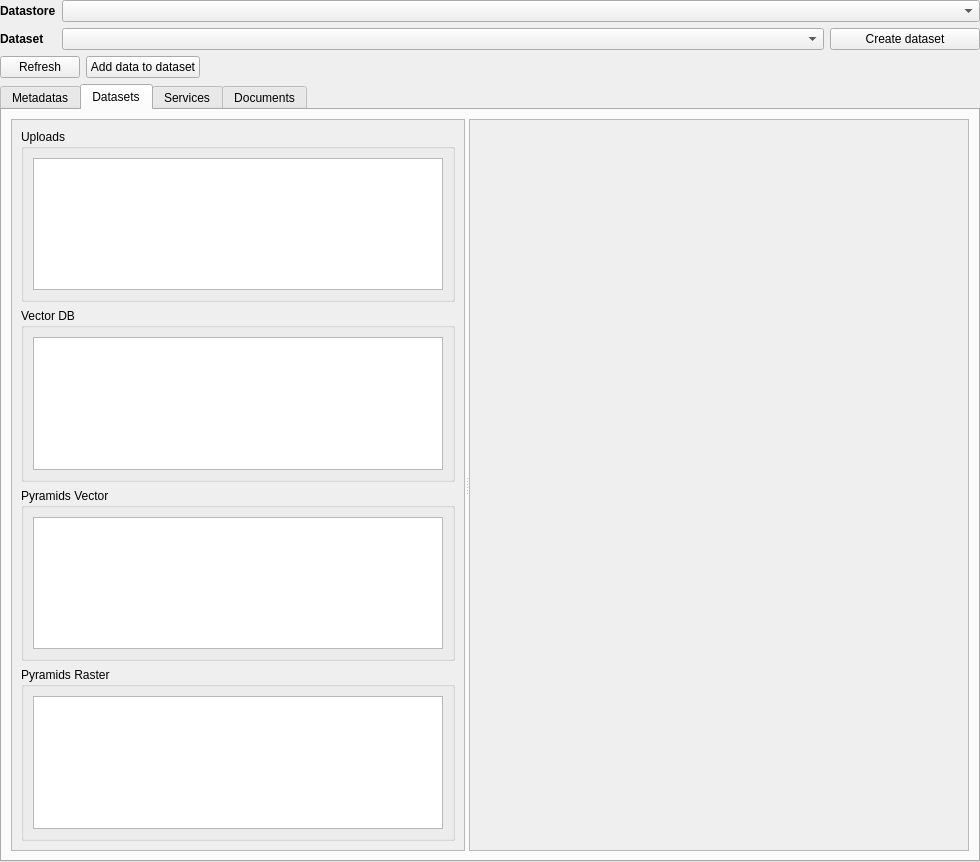
JulesGrillot/plugin-qgis-geoplateforme, file geoplateforme/gui/dashboard/wdg_dashboard.ui: the form before one commit.
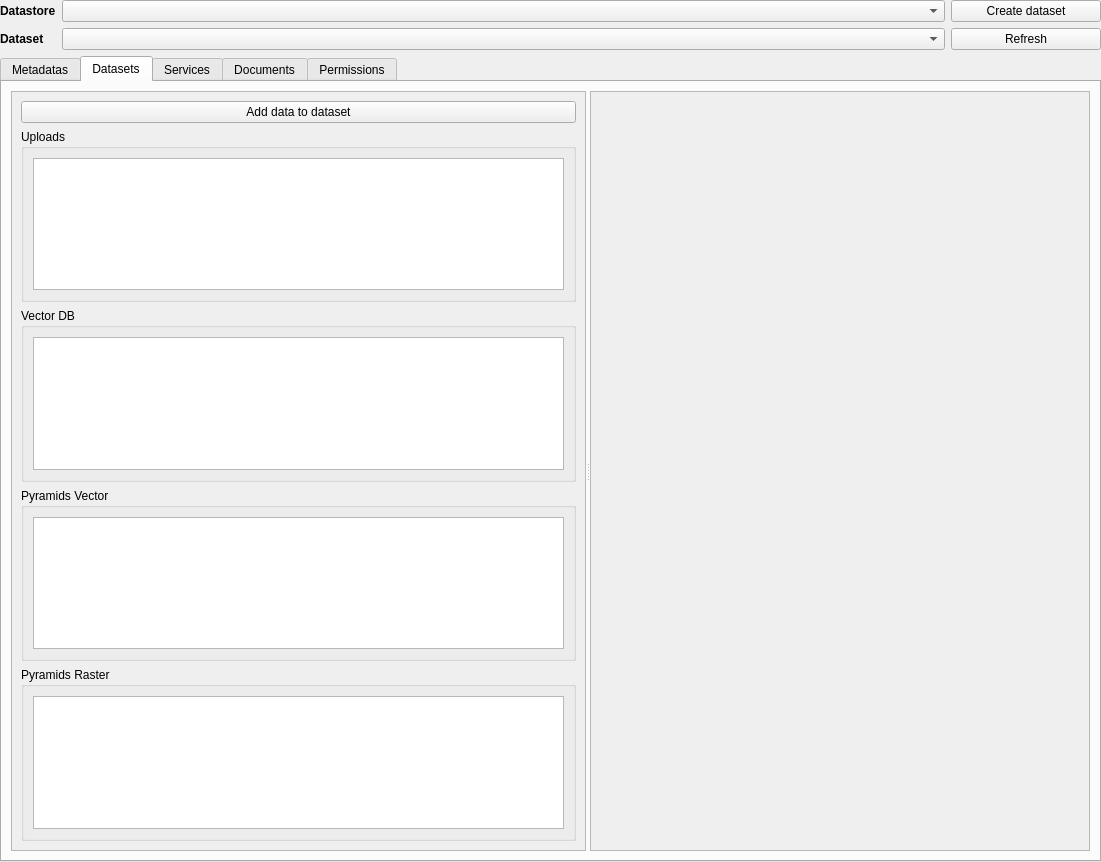
The form after the commit. Custom widgets are drawn as their Qt base class.

Commit message: feat(dashboard): move button and add permission widget

What changed in the file:
```diff
--- a/geoplateforme/gui/dashboard/wdg_dashboard.ui
+++ b/geoplateforme/gui/dashboard/wdg_dashboard.ui
@@ -6,7 +6,7 @@
    <rect>
     <x>0</x>
     <y>0</y>
-    <width>980</width>
+    <width>1101</width>
     <height>862</height>
    </rect>
   </property>
@@ -38,95 +38,7 @@
    <property name="bottomMargin">
     <number>0</number>
    </property>
-   <item row="1" column="1">
-    <widget class="DatasetComboBox" name="cbx_dataset"/>
-   </item>
-   <item row="1" column="0">
-    <widget class="QLabel" name="lbl_dataset">
-     <property name="sizePolicy">
-      <sizepolicy hsizetype="Fixed" vsizetype="Preferred">
-       <horstretch>0</horstretch>
-       <verstretch>0</verstretch>
-      </sizepolicy>
-     </property>
-     <property name="font">
-      <font>
-       <weight>75</weight>
-       <bold>true</bold>
-      </font>
-     </property>
-     <property name="text">
-      <string>Dataset</string>
-     </property>
-    </widget>
-   </item>
-   <item row="0" column="0">
-    <widget class="QLabel" name="lbl_datastore">
-     <property name="sizePolicy">
-      <sizepolicy hsizetype="Fixed" vsizetype="Preferred">
-       <horstretch>0</horstretch>
-       <verstretch>0</verstretch>
-      </sizepolicy>
-     </property>
-     <property name="font">
-      <font>
-       <weight>75</weight>
-       <bold>true</bold>
-      </font>
-     </property>
-     <property name="text">
-      <string>Datastore</string>
-     </property>
-    </widget>
-   </item>
-   <item row="1" column="2">
-    <widget class="QPushButton" name="btn_create">
-     <property name="maximumSize">
-      <size>
-       <width>150</width>
-       <height>16777215</height>
-      </size>
-     </property>
-     <property name="text">
-      <string>Create dataset</string>
-     </property>
-    </widget>
-   </item>
-   <item row="0" column="1" colspan="2">
-    <widget class="DatastoreComboBox" name="cbx_datastore"/>
-   </item>
-   <item row="3" column="0" colspan="3">
-    <layout class="QHBoxLayout" name="horizontalLayout">
-     <item>
-      <widget class="QPushButton" name="btn_refresh">
-       <property name="text">
-        <string>Refresh</string>
-       </property>
-      </widget>
-     </item>
-     <item>
-      <widget class="QPushButton" name="btn_add_data">
-       <property name="text">
-        <string>Add data to dataset</string>
-       </property>
-      </widget>
-     </item>
-     <item>
-      <spacer name="horizontalSpacer">
-       <property name="orientation">
-        <enum>Qt::Horizontal</enum>
-       </property>
-       <property name="sizeHint" stdset="0">
-        <size>
-         <width>40</width>
-         <height>20</height>
-        </size>
-       </property>
-      </spacer>
-     </item>
-    </layout>
-   </item>
-   <item row="4" column="0" colspan="3">
+   <item row="3" column="0" colspan="5">
     <widget class="QTabWidget" name="tabWidget">
      <property name="currentIndex">
       <number>1</number>
@@ -184,11 +96,18 @@
             <rect>
              <x>0</x>
              <y>0</y>
-             <width>452</width>
-             <height>708</height>
+             <width>573</width>
+             <height>749</height>
             </rect>
            </property>
            <layout class="QVBoxLayout" name="verticalLayout">
+            <item>
+             <widget class="QPushButton" name="btn_add_data">
+              <property name="text">
+               <string>Add data to dataset</string>
+              </property>
+             </widget>
+            </item>
             <item>
              <widget class="QgsCollapsibleGroupBox" name="gpb_upload">
               <property name="title">
@@ -302,7 +221,7 @@
              <x>0</x>
              <y>0</y>
              <width>498</width>
-             <height>708</height>
+             <height>749</height>
             </rect>
            </property>
            <layout class="QGridLayout" name="gridLayout_8">
@@ -381,8 +300,82 @@
        <string>Documents</string>
       </attribute>
      </widget>
+     <widget class="QWidget" name="tab_permission">
+      <attribute name="title">
+       <string>Permissions</string>
+      </attribute>
+      <layout class="QGridLayout" name="gridLayout_10">
+       <item row="0" column="0">
+        <widget class="PermissionsWidget" name="wdg_permission" native="true"/>
+       </item>
+      </layout>
+     </widget>
     </widget>
    </item>
+   <item row="1" column="0">
+    <widget class="QLabel" name="lbl_dataset">
+     <property name="sizePolicy">
+      <sizepolicy hsizetype="Fixed" vsizetype="Preferred">
+       <horstretch>0</horstretch>
+       <verstretch>0</verstretch>
+      </sizepolicy>
+     </property>
+     <property name="font">
+      <font>
+       <weight>75</weight>
+       <bold>true</bold>
+      </font>
+     </property>
+     <property name="text">
+      <string>Dataset</string>
+     </property>
+    </widget>
+   </item>
+   <item row="0" column="0">
+    <widget class="QLabel" name="lbl_datastore">
+     <property name="sizePolicy">
+      <sizepolicy hsizetype="Fixed" vsizetype="Preferred">
+       <horstretch>0</horstretch>
+       <verstretch>0</verstretch>
+      </sizepolicy>
+     </property>
+     <property name="font">
+      <font>
+       <weight>75</weight>
+       <bold>true</bold>
+      </font>
+     </property>
+     <property name="text">
+      <string>Datastore</string>
+     </property>
+    </widget>
+   </item>
+   <item row="0" column="4">
+    <widget class="QPushButton" name="btn_create">
+     <property name="maximumSize">
+      <size>
+       <width>150</width>
+       <height>16777215</height>
+      </size>
+     </property>
+     <property name="text">
+      <string>Create dataset</string>
+     </property>
+    </widget>
+   </item>
+   <item row="0" column="1" colspan="3">
+    <widget class="DatastoreComboBox" name="cbx_datastore"/>
+   </item>
+   <item row="1" column="4">
+    <widget class="QPushButton" name="btn_refresh">
+     <property name="text">
+      <string>Refresh</string>
+     </property>
+    </widget>
+   </item>
+   <item row="1" column="1" colspan="3">
+    <widget class="DatasetComboBox" name="cbx_dataset"/>
+   </item>
   </layout>
  </widget>
  <customwidgets>
@@ -392,6 +385,12 @@
    <header>qgscollapsiblegroupbox.h</header>
    <container>1</container>
   </customwidget>
+  <customwidget>
+   <class>PermissionsWidget</class>
+   <extends>QWidget</extends>
+   <header>geoplateforme.gui.permissions.wdg_permissions</header>
+   <container>1</container>
+  </customwidget>
   <customwidget>
    <class>DatastoreComboBox</class>
    <extends>QComboBox</extends>
```
Left out of the diff: 6 changed lines with no effect on the pictures. The commit also changes 1 other file.
